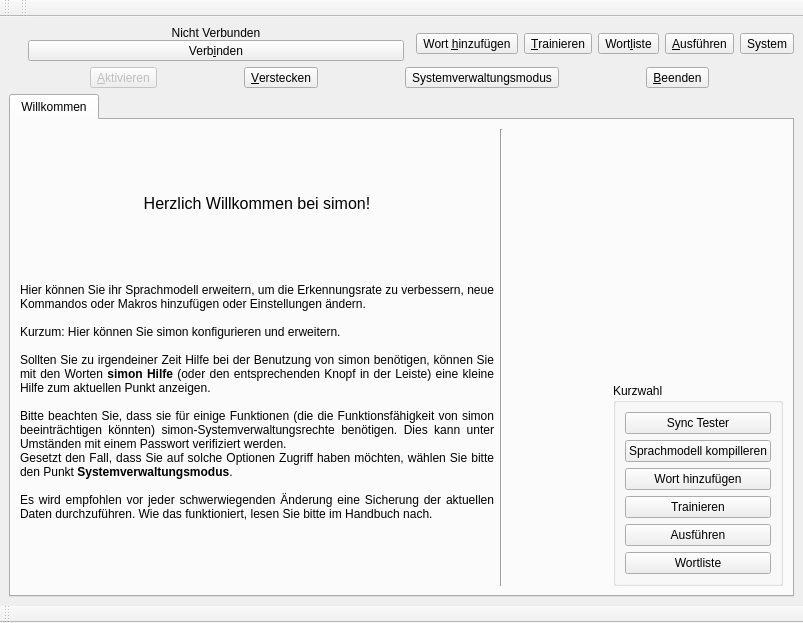
This is ui/main.ui in KDE/simon as Qt 5 draws it before an edit. The edited form follows.
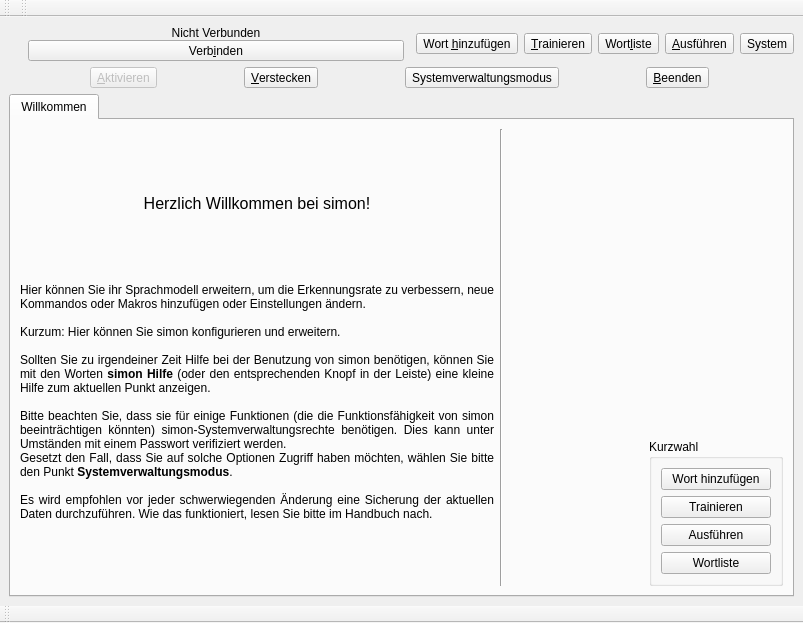
This is the edited form. Icons and pictures are not drawn. Custom widgets are drawn as their Qt base class.

Patch:
```diff
--- a/ui/main.ui
+++ b/ui/main.ui
@@ -553,29 +553,6 @@
              <string>Kurzwahl</string>
             </property>
             <layout class="QVBoxLayout" >
-             <item>
-              <widget class="QPushButton" name="pbSyncTest" >
-               <property name="text" >
-                <string>Sync Tester</string>
-               </property>
-              </widget>
-             </item>
-             <item>
-              <widget class="QPushButton" name="pbCompileModel" >
-               <property name="text" >
-                <string>Sprachmodell kompilleren</string>
-               </property>
-               <property name="icon" >
-                <iconset/>
-               </property>
-               <property name="iconSize" >
-                <size>
-                 <width>24</width>
-                 <height>24</height>
-                </size>
-               </property>
-              </widget>
-             </item>
              <item>
               <widget class="QPushButton" name="pbQuickAddWord" >
                <property name="maximumSize" >
```
Left out of the diff: 2 changed lines with no effect on the pictures.
